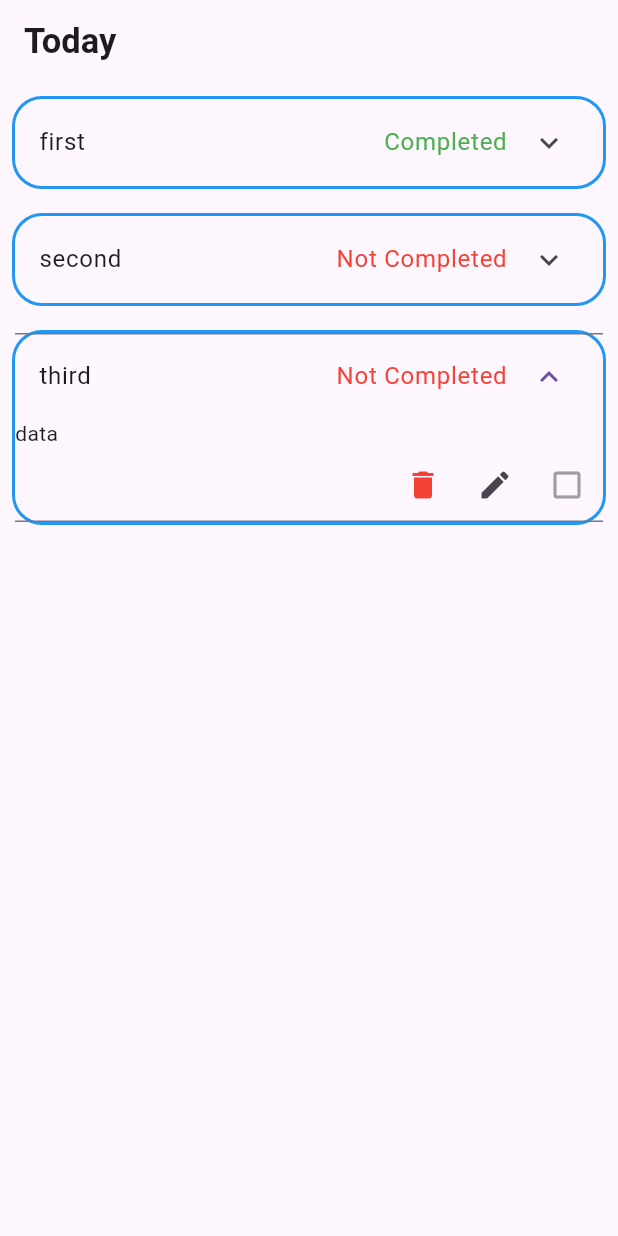
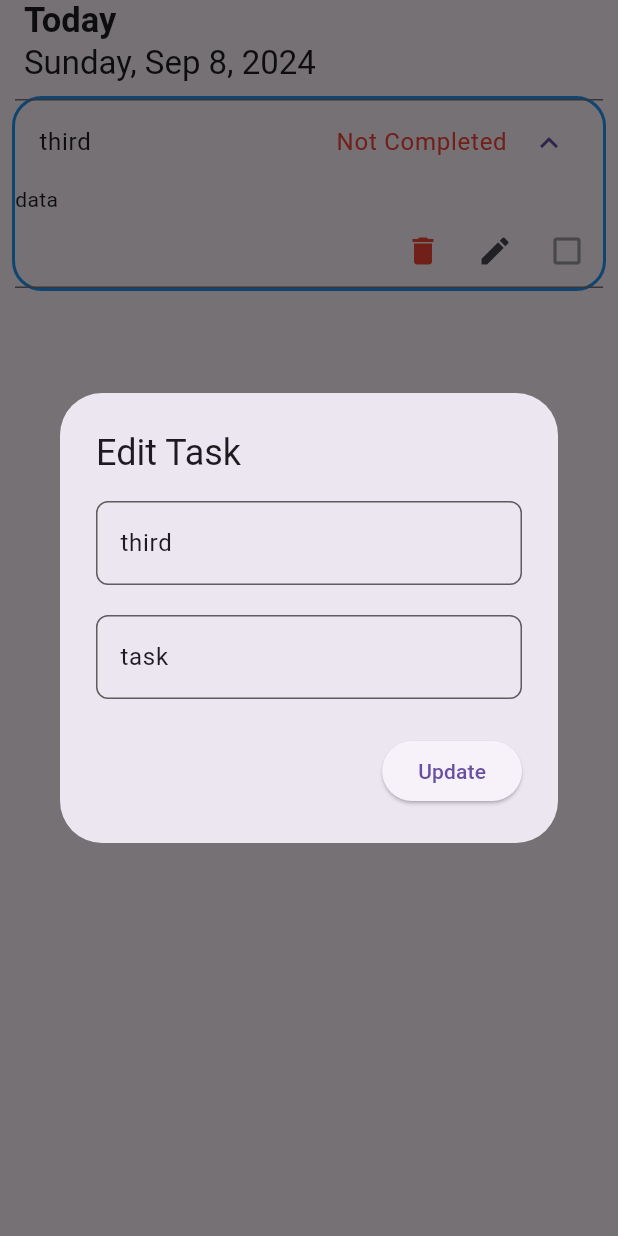
Before and after one commit to ahmaddamr/todo-iti, a Flutter app: the screen it shows after launch, after a tap on "third", after a tap on the "edit" icon, on a phone screen of 412 x 824 dp. Run offline on Flutter 3.47's test engine with Material 3 defaults, Android fonts, the light colour scheme and no system bars.

Commit message:
add some fixes

```diff
--- a/lib/controller/task_controller.dart
+++ b/lib/controller/task_controller.dart
@@ -12,7 +12,7 @@ class TaskController {
   }
 
   void deleteTasks(TaskModel task) {
-    tasks.remove(task);
+    tasks.removeWhere((e) => e.id == task.id);
   }
 
   void toggleDone(TaskModel task) {
--- a/lib/main.dart
+++ b/lib/main.dart
@@ -11,7 +11,7 @@ class TodoList extends StatelessWidget {
 
   @override
   Widget build(BuildContext context) {
-    return const MaterialApp(
+    return  MaterialApp(
       home: HomeScreen(),
     );
   }
--- a/lib/view/home_screen.dart
+++ b/lib/view/home_screen.dart
@@ -1,35 +1,44 @@
 import 'package:flutter/material.dart';
+import 'package:intl/intl.dart';
 import 'package:todo_iti/model/task_model.dart';
 import 'package:todo_iti/widgets/task_item.dart';
 
 class HomeScreen extends StatelessWidget {
-  const HomeScreen({super.key});
+  HomeScreen({super.key});
+  DateTime date = DateTime.now();
 
   @override
   Widget build(BuildContext context) {
+    //! format the date inside the build method
+    String format = DateFormat('EEEE, MMM d, y').format(date);
+
     return Scaffold(
       appBar: AppBar(
-        title: const Column(
+        title: Column(
+          crossAxisAlignment: CrossAxisAlignment.start,
           children: [
-            Text(
+            const Text(
               'Today',
               style: TextStyle(fontSize: 23, fontWeight: FontWeight.bold),
             ),
             // todo => date
+            Text(format.toString())
           ],
         ),
       ),
       body: Column(
         children: [
+          // TaskItem(
+          //   taskModel: TaskModel(
+          //       id: '1', title: 'first', descreption: 'task', isDone: true),
+          // ),
+          // TaskItem(
+          //   taskModel: TaskModel(id: '2', title: 'second', descreption: 'task'),
+          // ),
           TaskItem(
-            taskModel: TaskModel(
-                id: '1', title: 'first', descreption: 'task', isDone: true),
-          ),
-          TaskItem(
-            taskModel: TaskModel(id: '2', title: 'second', descreption: 'task'),
-          ),
-          TaskItem(
+
             taskModel: TaskModel(id: '3', title: 'third', descreption: 'task'),
+            onUpdate: (p0) => TaskModel(id: '3', title: 'third', descreption: 'task'),
           ),
         ],
       ),
--- /dev/null
+++ b/lib/widgets/custom_text_form_field.dart
@@ -0,0 +1,64 @@
+import 'package:flutter/material.dart';
+
+class CustomTextFormField extends StatelessWidget {
+  const CustomTextFormField(
+      {super.key,
+      required this.hint,
+      this.validator,
+      this.onSaved,
+      required this.obscureText,
+      this.suffixIcon,
+      this.filled,
+      this.prefixIcon, this.controller, this.onChanged, this.onFieldSubmitted, this.maxLength, this.keyboardType, this.maxLines});
+  final String hint;
+  final String? Function(String?)? validator;
+  final Function(String?)? onSaved;
+  final bool obscureText;
+  final Widget? suffixIcon;
+  final bool? filled;
+  final Widget? prefixIcon;
+  final TextEditingController? controller;
+  final void Function(String)? onChanged;
+  final void Function(String)? onFieldSubmitted;
+  final int? maxLength;
+  final TextInputType? keyboardType;
+  final int? maxLines;
+
+  @override
+  Widget build(BuildContext context) {
+    return TextFormField(
+      maxLines: maxLines,
+      keyboardType: keyboardType,
+      maxLength: maxLength,
+      onFieldSubmitted: onFieldSubmitted,
+      onChanged: onChanged,
+      controller: controller,
+      obscureText: obscureText,
+      onSaved: onSaved,
+      // obscureText: true,
+      validator: validator,
+      decoration: InputDecoration(
+        prefixIcon: prefixIcon,
+        filled: filled,
+        suffixIcon: suffixIcon,
+        constraints: const BoxConstraints(minWidth: 410, minHeight: 48),
+        errorMaxLines: 1,
+        hintText: hint,
+        border: OutlineInputBorder(
+          borderRadius: BorderRadius.circular(8.0),
+          borderSide: const BorderSide(),
+        ),
+        enabledBorder: OutlineInputBorder(
+          borderRadius: BorderRadius.circular(8.0),
+          borderSide: const BorderSide(
+            color: Color(0xff5D5D5D),
+          ),
+        ),
+        focusedBorder: OutlineInputBorder(
+          borderRadius: BorderRadius.circular(8.0),
+          borderSide: const BorderSide(),
+        ),
+      ),
+    );
+  }
+}
--- a/lib/widgets/task_item.dart
+++ b/lib/widgets/task_item.dart
@@ -1,11 +1,30 @@
+// ignore_for_file: non_constant_identifier_names
+
+import 'dart:developer';
+
 import 'package:flutter/material.dart';
 import 'package:flutter/widgets.dart';
+import 'package:todo_iti/controller/task_controller.dart';
 import 'package:todo_iti/model/task_model.dart';
+import 'package:todo_iti/widgets/custom_text_form_field.dart';
 
-class TaskItem extends StatelessWidget {
-  const TaskItem({super.key, required this.taskModel});
+class TaskItem extends StatefulWidget {
+  const TaskItem(
+      {super.key,
+      required this.taskModel,
+      // required this.onDelete,
+      // required this.onDone,
+      required this.onUpdate});
   final TaskModel taskModel;
+  // final VoidCallback onDelete;
+  // final VoidCallback onDone;
+  final Function(TaskModel) onUpdate;
 
+  @override
+  State<TaskItem> createState() => _TaskItemState();
+}
+
+class _TaskItemState extends State<TaskItem> {
   @override
   Widget build(BuildContext context) {
     return Padding(
@@ -18,11 +37,11 @@ class TaskItem extends StatelessWidget {
           title: Row(
             mainAxisAlignment: MainAxisAlignment.spaceBetween,
             children: [
-              Text(taskModel.title),
+              Text(widget.taskModel.title),
               Text(
-                taskModel.isDone ? 'Completed' : 'Not Completed',
+                widget.taskModel.isDone ? 'Completed' : 'Not Completed',
                 style: TextStyle(
-                    color: taskModel.isDone ? Colors.green : Colors.red),
+                    color: widget.taskModel.isDone ? Colors.green : Colors.red),
               ),
             ],
           ),
@@ -38,25 +57,36 @@ class TaskItem extends StatelessWidget {
                   mainAxisAlignment: MainAxisAlignment.end,
                   children: [
                     IconButton(
-                      onPressed: () {},
+                      onPressed: () {
+                        TaskController().deleteTasks(widget.taskModel);
+                        setState(() {});
+                        log('delete');
+                      },
                       icon: const Icon(
                         Icons.delete,
                         color: Colors.red,
                       ),
                     ),
                     IconButton(
-                      onPressed: () {},
+                      onPressed: () {
+                        EditDialoge();
+                      },
                       icon: const Icon(
                         Icons.edit,
                       ),
                     ),
                     IconButton(
-                      onPressed: () {},
+                      onPressed: () {
+                        TaskController().toggleDone(widget.taskModel);
+                        setState(() {});
+                      },
                       icon: Icon(
-                        taskModel.isDone
+                        widget.taskModel.isDone
                             ? Icons.check_box
                             : Icons.check_box_outline_blank,
-                        color: taskModel.isDone ? Colors.green : Colors.grey,
+                        color: widget.taskModel.isDone
+                            ? Colors.green
+                            : Colors.grey,
                       ),
                     )
                   ],
@@ -68,4 +98,43 @@ class TaskItem extends StatelessWidget {
       ),
     );
   }
+
+  void EditDialoge() {
+    TextEditingController title =
+        TextEditingController(text: widget.taskModel.title);
+    TextEditingController desc =
+        TextEditingController(text: widget.taskModel.descreption);
+    showDialog(
+      context: context,
+      builder: (context) {
+        return AlertDialog(
+          title: const Text('Edit Task'),
+          content: Column(
+            mainAxisSize: MainAxisSize.min,
+            children: [
+              CustomTextFormField(
+                  controller: title, hint: 'Title', obscureText: false),
+              const SizedBox(
+                height: 20,
+              ),
+              CustomTextFormField(
+                  controller: desc, hint: 'Descreption', obscureText: false),
+            ],
+          ),
+          actions: [
+            ElevatedButton(
+              onPressed: () {
+                TaskModel task = TaskModel(
+                    id: widget.taskModel.id,
+                    title: title.text,
+                    descreption: desc.text);
+                widget.onUpdate(task);
+              },
+              child: const Text('Update'),
+            )
+          ],
+        );
+      },
+    );
+  }
 }
```
Also changed, not shown: pubspec.yaml (+4 -12 lines), pubspec.lock.
